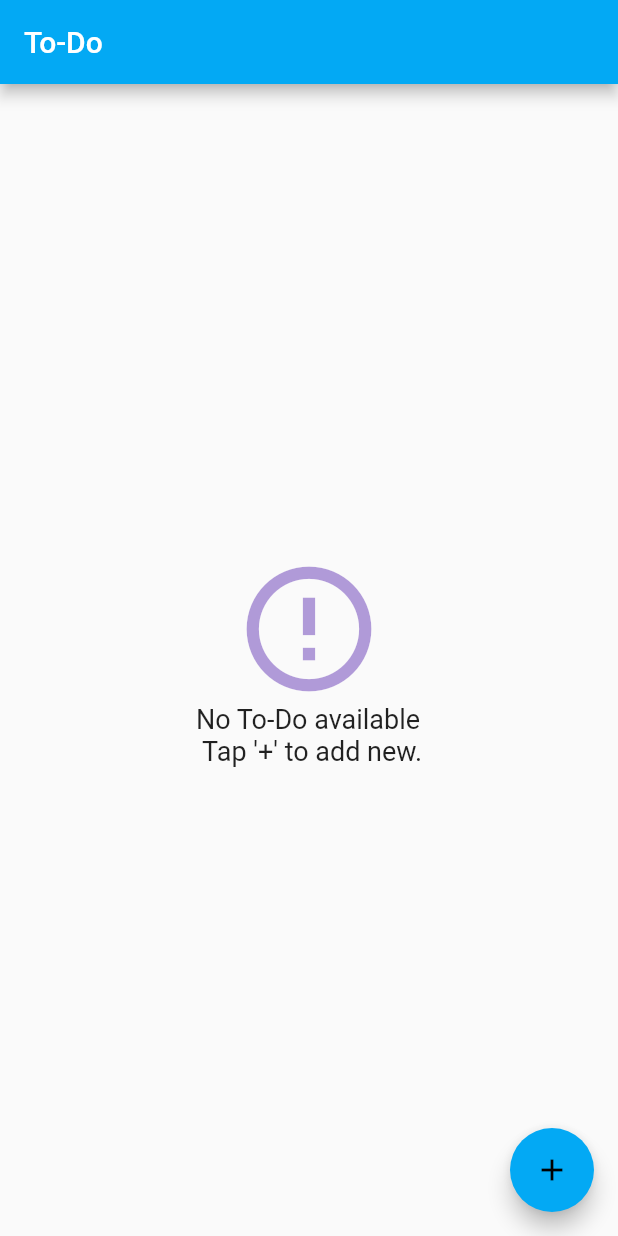
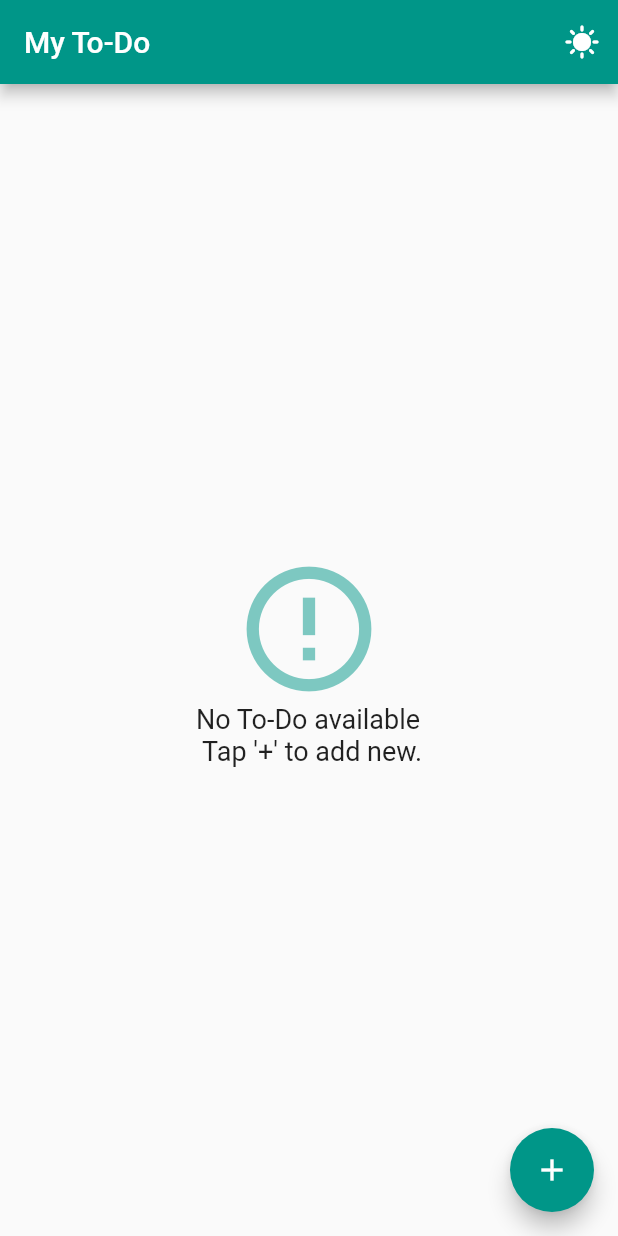
Before and after one commit to nbakh16/simple_todo, a Flutter app: the screen it shows after launch, on a phone screen of 412 x 824 dp. Run offline on Flutter 3.47's test engine with Material 2 defaults, Android fonts, the phone set to English and light mode, and no system bars.

Commit message:
Theme switch with button

```diff
--- a/lib/main.dart
+++ b/lib/main.dart
@@ -15,6 +15,15 @@ class MyApp extends StatefulWidget {
 }
 
 class _MyAppState extends State<MyApp> {
+
+  bool isLight = true;
+  void switchTheme() {
+    setState(() {
+      isLight = !isLight;
+    });
+  }
+
+
   @override
   Widget build(BuildContext context) {
 
@@ -23,18 +32,18 @@ class _MyAppState extends State<MyApp> {
       title: 'My Todo',
       theme: lightTheme,
       darkTheme: darkTheme,
-      themeMode: ThemeMode.system,
-      home: const HomeView(),
+      themeMode: isLight ? ThemeMode.light : ThemeMode.dark,
+      home: HomeView(switchTheme, isLight),
     );
   }
 
   final ThemeData lightTheme = ThemeData(
-      primarySwatch: Colors.lightBlue,
+      primarySwatch: Colors.teal,
       brightness: Brightness.light,
-      appBarTheme: const AppBarTheme(backgroundColor: Colors.lightBlue),
+      // appBarTheme: const AppBarTheme(backgroundColor: Colors.lightBlue),
       floatingActionButtonTheme: const FloatingActionButtonThemeData(
-          backgroundColor: Colors.lightBlue,
-          foregroundColor: Colors.black
+          // backgroundColor: Colors.lightBlue,
+          foregroundColor: Colors.white
       ),
       inputDecorationTheme: InputDecorationTheme(
           hintStyle: const TextStyle(color: Colors.grey),
@@ -43,9 +52,9 @@ class _MyAppState extends State<MyApp> {
 
       ),
       iconTheme: const IconThemeData(
-          color: Colors.deepPurple
+          color: Colors.teal
       ),
-      listTileTheme: ListTileThemeData(
+      listTileTheme: const ListTileThemeData(
           tileColor: Colors.lightGreen,
           selectedTileColor: Colors.deepOrange
       ),
@@ -77,11 +86,11 @@ class _MyAppState extends State<MyApp> {
           labelStyle: TextStyle(color: Colors.white)
       ),
       iconTheme: IconThemeData(
-        color: Colors.deepPurple[200]
+        color: Colors.deepPurple[100]
       ),
       listTileTheme: const ListTileThemeData(
-          tileColor: Colors.green,
-          selectedTileColor: Colors.orange
+          tileColor: Colors.lightGreen,
+          selectedTileColor: Colors.deepOrange
       ),
       elevatedButtonTheme: ElevatedButtonThemeData(
           style: ElevatedButton.styleFrom(
```
Also changed, not shown: lib/view/home_view.dart (+138 -79 lines).
